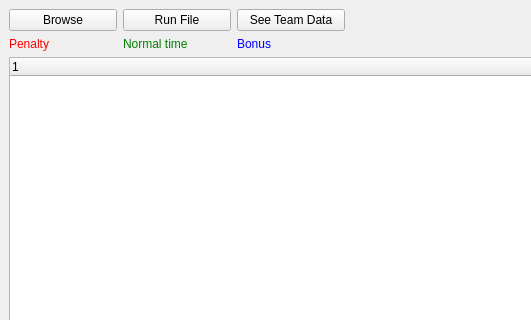
This is app/gui/main.ui in T6nisValk/saunamaraton as Qt 5 draws it before an edit; both pictures show x 0 to 531 and y 0 to 320 of the 1085 by 605 pixel window. The edited form follows.
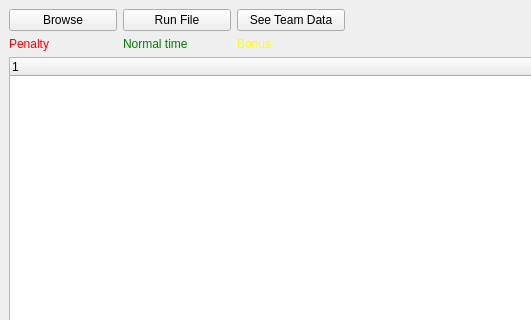
This is the edited form.

```diff
--- a/app/gui/main.ui
+++ b/app/gui/main.ui
@@ -103,7 +103,7 @@
      <widget class="QLabel" name="label_3">
       <property name="styleSheet">
        <string notr="true">QLabel{
-color:blue;
+color:yellow;
 }</string>
       </property>
       <property name="text">
```
